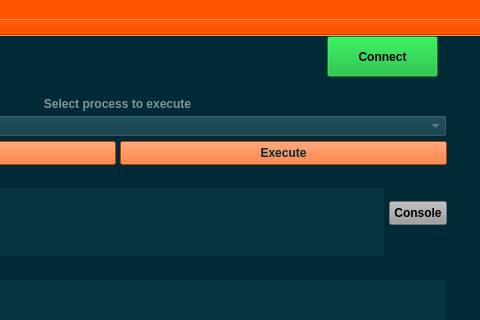
Above: mainwindow.ui from StronglogicSolutions/ky_gui before the change; both pictures show x 243 to 723 and y 0 to 320 of the 723 by 937 pixel window. Below: the same form after it.
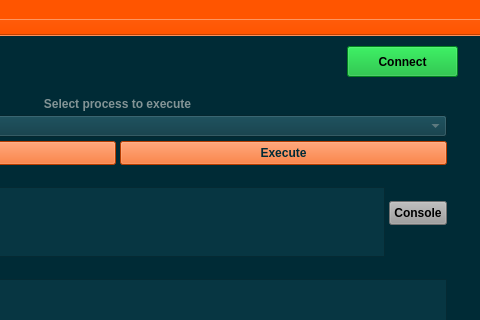
That is the form after the change. Icons and pictures are not drawn. Custom widgets are drawn as their Qt base class.

Commit message: adding reverse iterator template and changing the ui

```diff
--- a/mainwindow.ui
+++ b/mainwindow.ui
@@ -509,10 +509,10 @@
    <widget class="QPushButton" name="connect">
     <property name="geometry">
      <rect>
-      <x>570</x>
-      <y>0</y>
+      <x>590</x>
+      <y>10</y>
       <width>111</width>
-      <height>41</height>
+      <height>31</height>
      </rect>
     </property>
     <property name="styleSheet">
```
Left out of the diff: 2 changed lines with no effect on the pictures. The commit also changes 2 other files.
